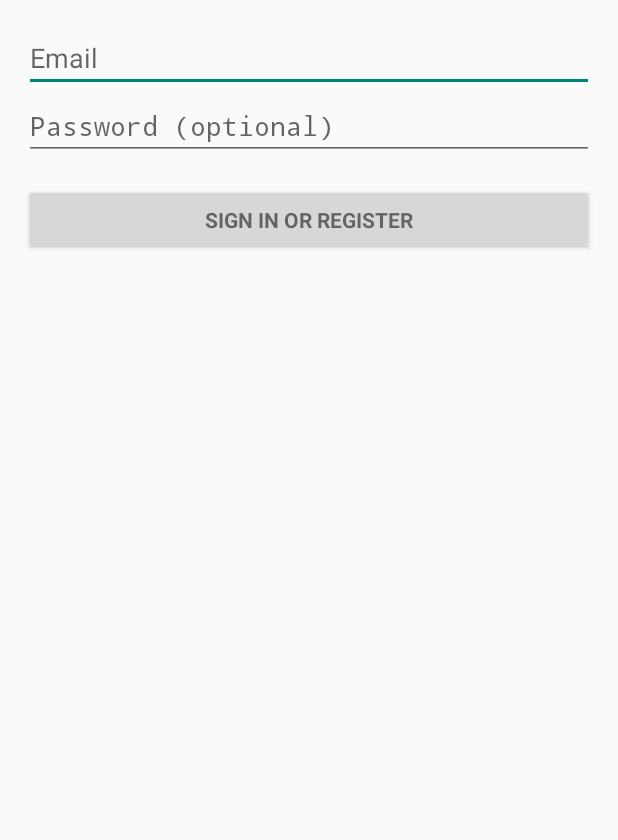
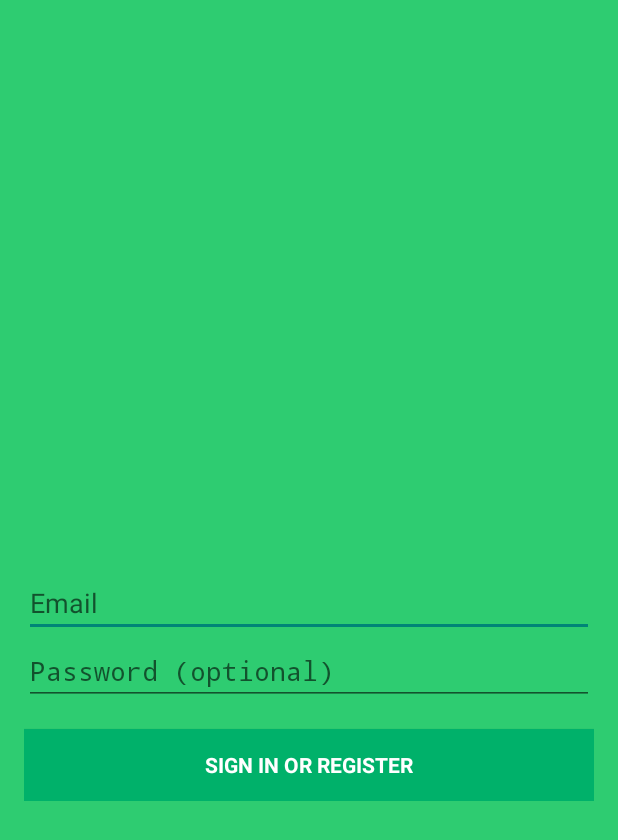
Before and after one commit to Yifei-Li/FitChallenge, an Android app: the screen it shows after launch (LoginActivity), on a phone screen of 412 x 824 dp. Shown: the top 840 px of the screen. Run offline under Robolectric (Android 15) with nearby library versions, the phone set to English and light mode, and no system bars; 2 statements that could not run were skipped.

Commit message:
Another Commit

```diff
--- a/app/src/main/java/ca/davidvuong/fitchallenge/LoginActivity.java
+++ b/app/src/main/java/ca/davidvuong/fitchallenge/LoginActivity.java
@@ -24,14 +24,13 @@ import android.widget.ArrayAdapter;
 import android.widget.AutoCompleteTextView;
 import android.widget.Button;
 import android.widget.EditText;
+import android.widget.ImageView;
 import android.widget.TextView;
+
+import android.util.Log;
 
 import java.util.ArrayList;
 import java.util.List;
-
-
-//is this working?
-//Working
 
 /**
  * A login screen that offers login via email/password.
@@ -291,6 +290,7 @@ public class LoginActivity extends Activity implements LoaderCallbacks<Cursor> {
 
             if (success) {
                 finish();
+                Log.d("Login Result", "YES");
             } else {
                 mPasswordView.setError(getString(R.string.error_incorrect_password));
                 mPasswordView.requestFocus();
--- a/app/src/main/res/layout/activity_login.xml
+++ b/app/src/main/res/layout/activity_login.xml
@@ -4,7 +4,8 @@
     android:orientation="vertical" android:paddingBottom="@dimen/activity_vertical_margin"
     android:paddingLeft="@dimen/activity_horizontal_margin"
     android:paddingRight="@dimen/activity_horizontal_margin"
-    android:paddingTop="@dimen/activity_vertical_margin" tools:context=".LoginActivity">
+    android:paddingTop="@dimen/activity_vertical_margin" tools:context=".LoginActivity"
+    android:background="#2ECC71">
 
     <!-- Login progress -->
     <ProgressBar android:id="@+id/login_progress" style="?android:attr/progressBarStyleLarge"
@@ -15,24 +16,30 @@
         android:layout_height="match_parent">
 
         <LinearLayout android:id="@+id/email_login_form" android:layout_width="match_parent"
-            android:layout_height="wrap_content" android:orientation="vertical">
+            android:layout_height="match_parent" android:orientation="vertical"
+            android:layout_gravity="center" android:gravity="center">
 
             <AutoCompleteTextView android:id="@+id/email" android:layout_width="match_parent"
                 android:layout_height="wrap_content" android:hint="@string/prompt_email"
                 android:inputType="textEmailAddress" android:maxLines="1"
-                android:singleLine="true" />
+                android:singleLine="true"
+                android:paddingTop="100dp"
+                android:textColor="#ffffffff" />
 
             <EditText android:id="@+id/password" android:layout_width="match_parent"
                 android:layout_height="wrap_content" android:hint="@string/prompt_password"
                 android:imeActionId="@+id/login"
                 android:imeActionLabel="@string/action_sign_in_short"
                 android:imeOptions="actionUnspecified" android:inputType="textPassword"
-                android:maxLines="1" android:singleLine="true" />
+                android:maxLines="1" android:singleLine="true"
+                android:textColor="#FFFFFF" />
 
             <Button android:id="@+id/email_sign_in_button" style="?android:textAppearanceSmall"
                 android:layout_width="match_parent" android:layout_height="wrap_content"
                 android:layout_marginTop="16dp" android:text="@string/action_sign_in"
-                android:textStyle="bold" />
+                android:textStyle="bold"
+                android:background="#00B16A"
+                android:textColor="#FFFFFF" />
 
         </LinearLayout>
     </ScrollView>
```
